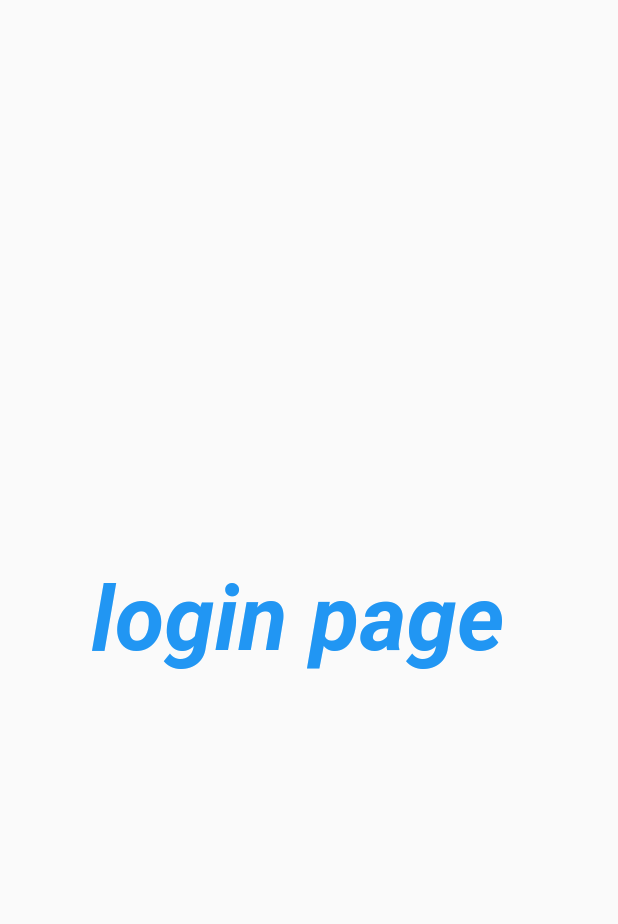
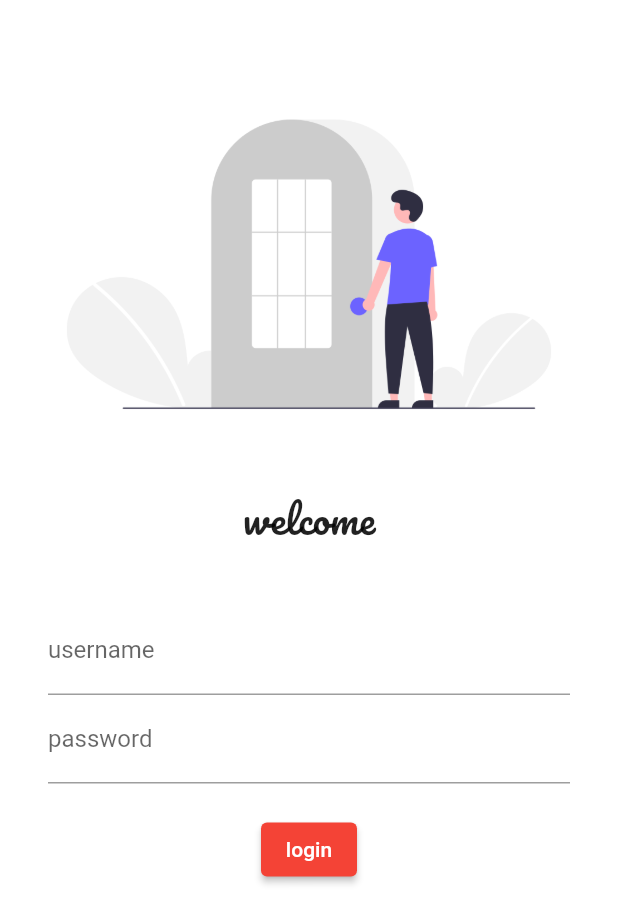
Before and after one commit to jenishpatel102002/learnflutter30dat, a Flutter app: the screen it shows after launch, on a phone screen of 412 x 824 dp. Shown: the top 924 px of the screen. Run offline on Flutter 3.47's test engine with Material 2 defaults, Android fonts, the phone set to English and light mode, and no system bars; our stand-ins replace google_fonts.

```diff
--- a/lib/main.dart
+++ b/lib/main.dart
@@ -1,4 +1,5 @@
 import 'package:flutter/material.dart';
+import 'package:google_fonts/google_fonts.dart';
 import 'pages/Home.dart';
 import 'pages/login_page.dart';
 
@@ -10,16 +11,14 @@ class MyApp extends StatelessWidget {
   @override
   Widget build(BuildContext context) {
     return MaterialApp(
-      //home: Home(),
       theme: ThemeData(
-        brightness: Brightness.light,
-        primarySwatch: Colors.yellow,
-      ),
-      //initialRoute: "/home",
+          brightness: Brightness.light,
+          primarySwatch: Colors.red,
+          primaryTextTheme: GoogleFonts.latoTextTheme()),
       routes: {
         "/": (context) => LoginPage(),
         "/home": (context) => Home(),
-        "/login": (context) => LoginPage(),
+        //"/login": (context) => LoginPage(),
       },
     );
   }
--- a/lib/pages/login_page.dart
+++ b/lib/pages/login_page.dart
@@ -1,20 +1,63 @@
 import 'package:flutter/material.dart';
+import 'package:google_fonts/google_fonts.dart';
 
 class LoginPage extends StatelessWidget {
   @override
   Widget build(BuildContext context) {
     return Material(
-        child: Center(
-      child: Text(
-        "login page ",
-        style: TextStyle(
-          fontStyle: FontStyle.italic,
-          fontSize: 20,
-          color: Colors.blue,
-          fontWeight: FontWeight.bold,
-        ),
-        textScaleFactor: 3.0,
-      ),
-    ));
+        color: Colors.white,
+        child: Column(
+          children: [
+            SizedBox(
+              height: 50,
+            ),
+            Image.asset(
+              "assets/images/login_1.png",
+              fit: BoxFit.cover,
+            ),
+            SizedBox(
+              height: 20,
+            ),
+            Text("welcome",
+                style: GoogleFonts.pacifico(
+                  fontSize: 26,
+                )),
+            SizedBox(
+              height: 20,
+            ),
+            Padding(
+              padding: const EdgeInsets.symmetric(vertical: 16.0,horizontal: 32.0),
+              child: Column(
+                children: [
+                  TextFormField(
+                    decoration: InputDecoration(
+                      hintText: "enter your id",
+                      labelText: "username",
+                    ),
+                  ),
+                  TextFormField(
+                    obscureText: true,
+                    decoration: InputDecoration(
+                      hintText: "enter your password",
+                      labelText: "password",
+                    ),
+                  ),
+                  SizedBox(
+              height: 20,
+              ),
+
+              ElevatedButton(
+                  child: Text("login"),
+                  style: TextButton.styleFrom(),
+                  onPressed: ()
+                  {
+                    print("hii");
+                  },
+              )
+              ],
+              ),
+            ),
+          ],
+        ));
   }
 }
```
Also changed, not shown: pubspec.yaml (+3 -4 lines), assets/images/login_1.png (added), pubspec.lock.
